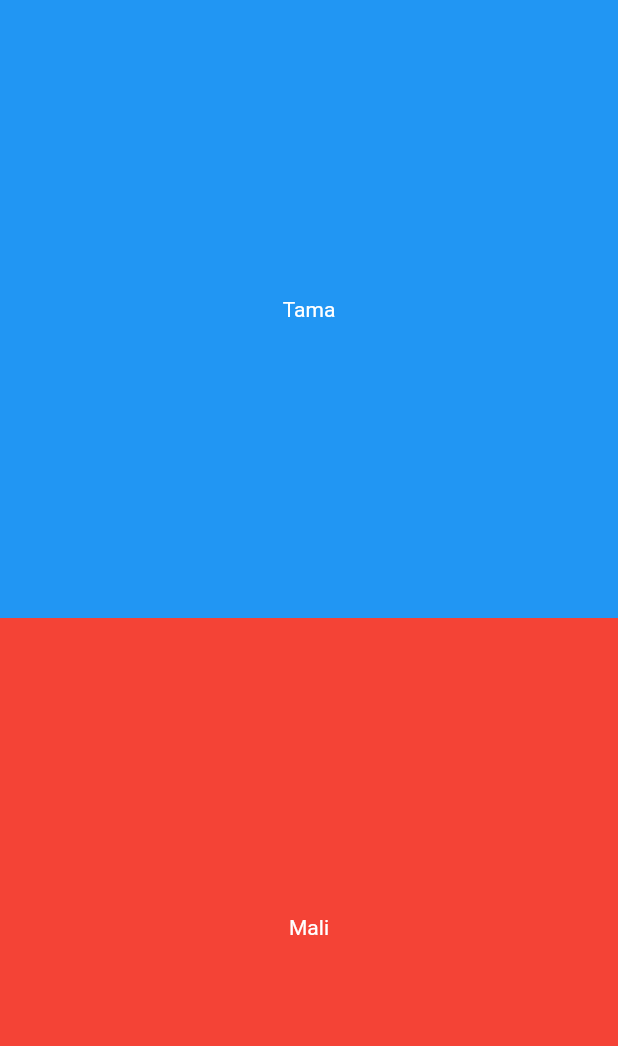
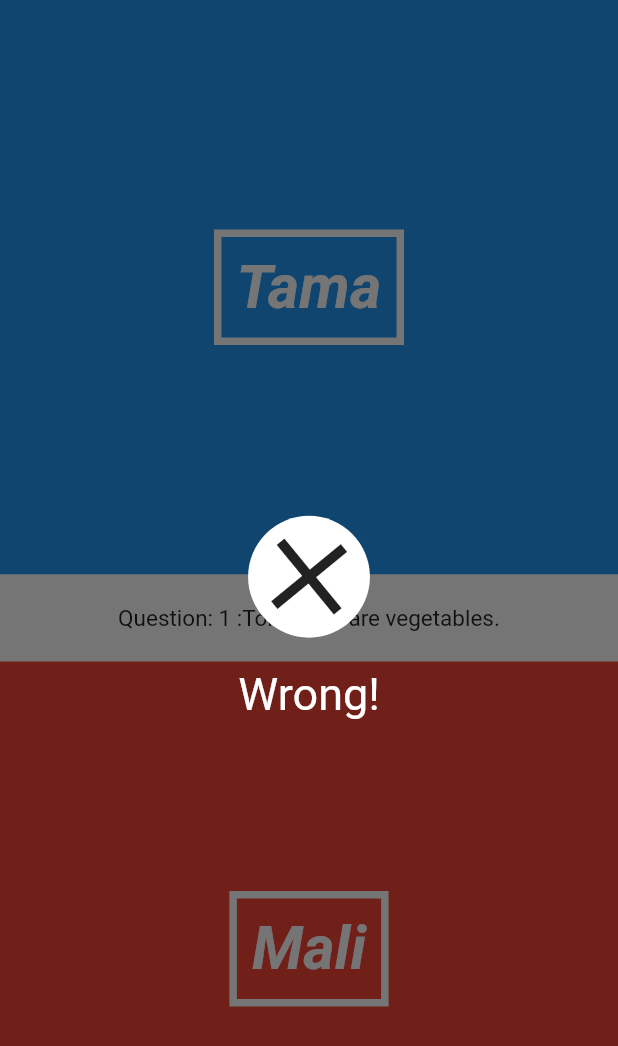
Before and after one commit to alohajaycee/flutter-quiz_app, a Flutter app: the screen it shows after launch, after a tap on "Tama", on a phone screen of 412 x 824 dp. Shown: the top 1046 px of the screen. Run offline on Flutter 3.47's test engine with Material 2 defaults, Android fonts, the phone set to English and light mode, and no system bars.

Commit message:
added question asking part

```diff
--- a/lib/pages/quiz_page.dart
+++ b/lib/pages/quiz_page.dart
@@ -1,8 +1,9 @@
 import 'package:flutter/material.dart';
+import '../ui/question_text.dart';
 import '../utils/questions.dart';
 import '../utils/quiz.dart';
 import '../ui/answer_button.dart';
-
+import '../ui/correct_wrong_overlay.dart';
 
 class QuizPage extends StatefulWidget {
   @override
@@ -10,17 +11,67 @@ class QuizPage extends StatefulWidget {
 }
 
 class QuizPageState extends State<QuizPage> {
+
+	Question currentQuestion;
+	Quiz quiz = new Quiz([
+		new Question("Tomatoes are vegetables.", false),
+		new Question("There are McDonald's on every continent except one.", true),
+		new Question("America is the world's most populous country.", false),
+		new Question("Italy is in northern Europe.", false),
+		new Question("Sonic the Hedgehog has an actual name.", true),
+		new Question("In Japan they grow triangular watermelons.", false),
+		new Question("The image of dinosaurs in Jurassic Park is accurate.", false),
+		new Question("Both Nicolas Cage and Michael Jackson were married to the same woman.", true),
+		new Question("Most of the world's countries have used atomic weapons in war.", false),
+	]);
+
+	String questionText;
+	int questionNumber;
+	bool isCorrect;
+	bool showOverlay = false;
+
+
+	@override
+	void initState() {
+		super.initState();
+		currentQuestion = quiz.nextQuestion;
+		questionText = currentQuestion.question;
+		questionNumber = quiz.questionNumber;
+	}
+
+	void handleAnswer(bool answer) {
+		isCorrect = (currentQuestion.answer == answer);
+		quiz.answer(isCorrect);
+		this.setState((){
+			showOverlay = true;
+		});
+	}
+
 	@override
 	Widget build(BuildContext context) {
 		return new Stack(
+		fit: StackFit.expand,
 		children: <Widget>[
 			new Column(
 			//this is the main page
 			children: <Widget>[
-            new AnswerButton("Tama", Colors.blue),
-            new AnswerButton("Mali", Colors.red)
+				new AnswerButton(
+					"Tama", Colors.blue, () => handleAnswer(true)),
+				new Center(
+					child: new QuestionText(questionText, questionNumber),
+				),
+				new AnswerButton(
+					"Mali", Colors.red, () => handleAnswer(false))
 			],
-        )
+			),
+			showOverlay ? new CorrectWrongOverlay(isCorrect, (){
+				currentQuestion = quiz.nextQuestion;
+				this.setState((){
+					showOverlay = false;
+					questionText = currentQuestion.question;
+					questionNumber = quiz.questionNumber;
+				});
+			}) : new Container()
 		],
 		);
 	}
--- a/lib/ui/answer_button.dart
+++ b/lib/ui/answer_button.dart
@@ -1,11 +1,11 @@
 import 'package:flutter/material.dart';
 
 class AnswerButton extends StatelessWidget {
+  final String title;
+  final Color color;
+  final VoidCallback _onTap;
 
-	String title;
-	Color color;
-
-	AnswerButton(this.title, this.color);
+  AnswerButton(this.title, this.color, this._onTap);
 
   @override
   Widget build(BuildContext context) {
@@ -14,11 +14,19 @@ class AnswerButton extends StatelessWidget {
       child: new Material(
           color: color,
           child: new InkWell(
-              onTap: () => print("You pressed " + title),
+              onTap: () => _onTap(),
               child: new Center(
                   child: new Container(
-                child:
-                    new Text(title, style: new TextStyle(color: Colors.white)),
+                padding: new EdgeInsets.all(10.0),
+                decoration: new BoxDecoration(
+                  border: new Border.all(color: Colors.white, width: 5.0),
+                ),
+                child: new Text(title,
+                    style: new TextStyle(
+                        color: Colors.white,
+                        fontSize: 40.0,
+                        fontWeight: FontWeight.bold,
+                        fontStyle: FontStyle.italic)),
               )))),
     );
   }
--- /dev/null
+++ b/lib/ui/correct_wrong_overlay.dart
@@ -0,0 +1,54 @@
+import 'dart:math';
+import 'package:flutter/material.dart';
+
+class CorrectWrongOverlay extends StatefulWidget {
+
+  final bool _isCorrect;
+  final VoidCallback _onTap;
+
+  CorrectWrongOverlay(this._isCorrect, this._onTap);
+
+  @override
+  State createState() => new CorrectWrongOverlayState();
+}
+
+class CorrectWrongOverlayState extends State<CorrectWrongOverlay> with SingleTickerProviderStateMixin {
+
+  Animation<double> _iconAnimation;
+  AnimationController _iconAnimationController;
+
+  @override
+  void initState() {
+    super.initState();
+    _iconAnimationController = new AnimationController(duration: new Duration(seconds: 2), vsync: this);
+    _iconAnimation = new CurvedAnimation(parent: _iconAnimationController, curve: Curves.elasticOut);
+    _iconAnimation.addListener(()=>this.setState((){}));
+    _iconAnimationController.forward();
+  }
+
+  @override
+  Widget build (BuildContext context) {
+    return new Material(
+      color: Colors.black54,
+      child: new InkWell(
+        onTap: () => widget._onTap(),
+        child: new Column(
+          mainAxisAlignment: MainAxisAlignment.center,
+          children: <Widget>[
+            new Container(
+              decoration: new BoxDecoration(color:Colors.white, shape: BoxShape.circle),
+              child: new Transform.rotate(
+                angle: _iconAnimation.value * 2 * pi,
+                child: new Icon(widget._isCorrect ? Icons.done : Icons.clear, size: _iconAnimation.value * 80),
+              )
+            ),
+            new Padding(
+              padding: new EdgeInsets.only(bottom: 20.0),
+            ),
+            new Text(widget._isCorrect ? "Correct!" : "Wrong!", style: new TextStyle(color: Colors.white, fontSize: 30.0))
+          ],
+        ),
+      )
+    );
+  }
+}
--- /dev/null
+++ b/lib/ui/question_text.dart
@@ -0,0 +1,52 @@
+import 'package:flutter/material.dart';
+
+class QuestionText extends StatefulWidget {
+  final String _question;
+  final int _questionNumber;
+
+  QuestionText(this._question, this._questionNumber);
+
+  @override
+  State createState() => new QuestionTextState();
+}
+
+class QuestionTextState extends State<QuestionText>with SingleTickerProviderStateMixin {
+  Animation<double> _fontSizeAnimation;
+  AnimationController _fontSizeAnimationController;
+
+	@override
+	void initState() {
+		super.initState();
+		_fontSizeAnimationController = new AnimationController(duration: new Duration(milliseconds: 500), vsync: this);
+		_fontSizeAnimation = new CurvedAnimation(parent: _fontSizeAnimationController, curve: Curves.bounceOut);
+		_fontSizeAnimation.addListener(() => this.setState(() {}));
+		_fontSizeAnimationController.forward();
+	}
+
+	@override
+	void didUpdateWidget(QuestionText oldWidget) {
+		super.didUpdateWidget(oldWidget);
+			print("I was here");
+
+		if (oldWidget._question != widget._question) {
+			print("reset animation");
+
+			_fontSizeAnimationController.reset();
+			_fontSizeAnimationController.forward();
+		}
+	}
+
+  @override
+  Widget build(BuildContext context) {
+    return new Material(
+        color: Colors.white,
+        child: new Padding(
+          padding: new EdgeInsets.symmetric(vertical: 20.0),
+          child: new Center(
+            child: new Text(
+                "Question: " + widget._questionNumber.toString() + " :" + widget._question,
+                style: new TextStyle(fontSize: _fontSizeAnimation.value * 15)),
+          ),
+        ));
+  }
+}
```
Also changed, not shown: lib/pages/landing_page.dart (+11 -4 lines). Lines whose indentation alone changed are shown as unchanged.
